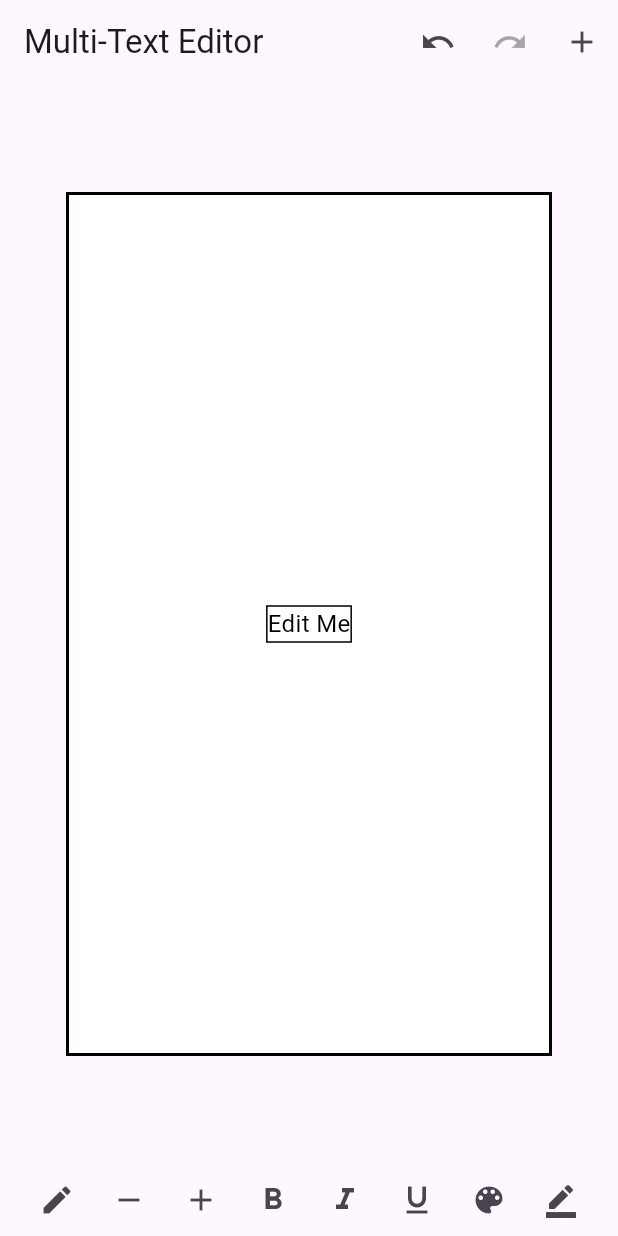
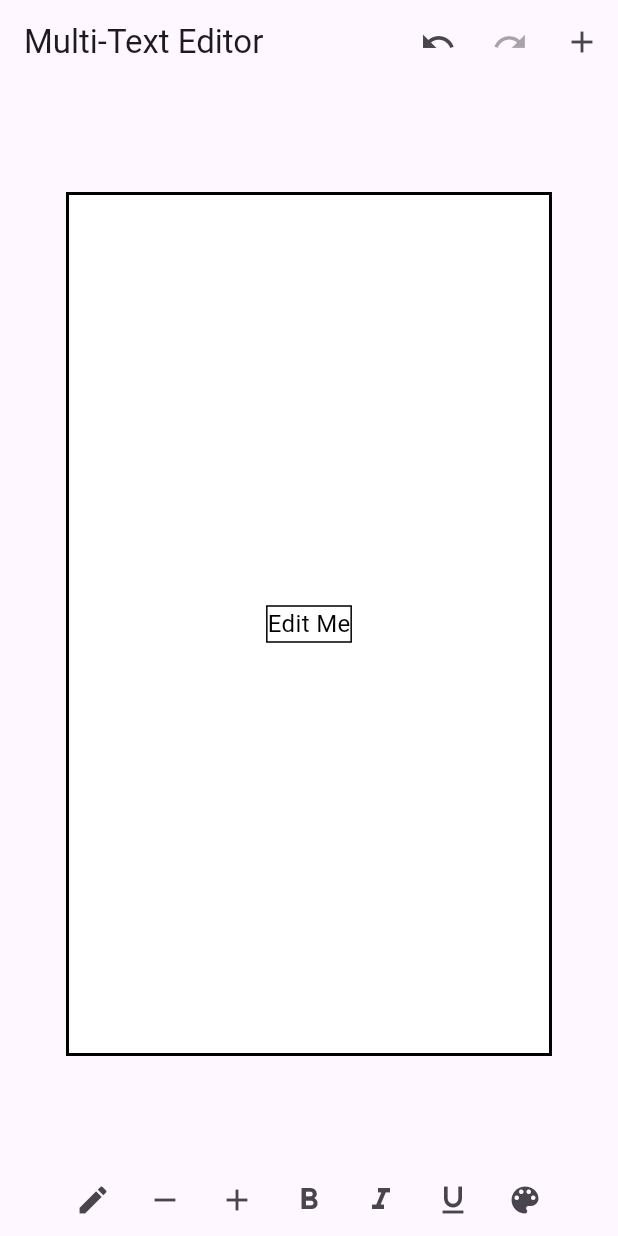
Before and after one commit to Amanbig/redo_undo, a Flutter app: the screen it shows after launch, on a phone screen of 412 x 824 dp. Run offline on Flutter 3.47's test engine with Material 3 defaults, Android fonts, the light colour scheme and no system bars; our stand-ins replace flutter_colorpicker, google_fonts.

Commit message:
removed border color

```diff
--- a/lib/pages/home_page.dart
+++ b/lib/pages/home_page.dart
@@ -546,10 +546,10 @@ class _HomePageState extends State<HomePage> {
                   icon: const Icon(Icons.color_lens),
                   onPressed: () => _pickColor(true),
                 ),
-                IconButton(
-                  icon: const Icon(Icons.border_color),
-                  onPressed: () => _pickColor(false),
-                ),
+                // IconButton(
+                //   icon: const Icon(Icons.border_color),
+                //   onPressed: () => _pickColor(false),
+                // ),
               ],
             ),
           ),
```
